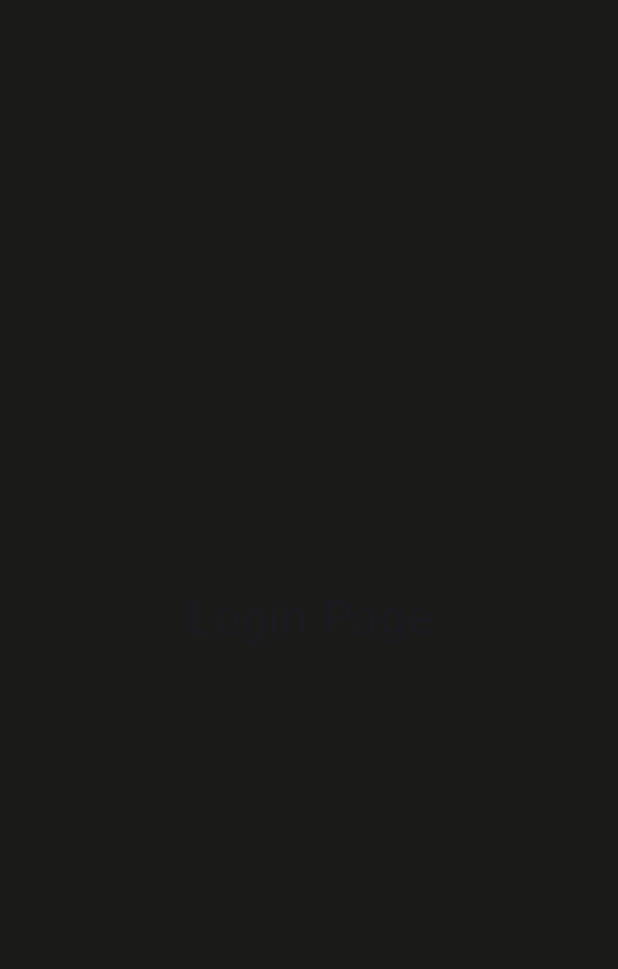
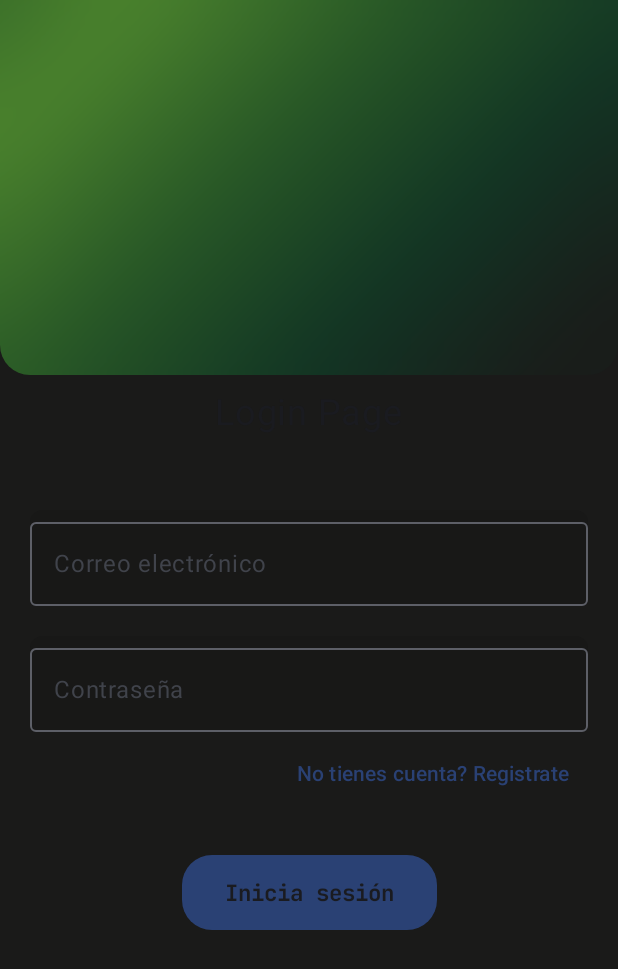
Before and after one commit to sly8057/Mist, an Android app built with Jetpack Compose: the LoginPage screen opened through its navigation route, on a phone screen of 412 x 824 dp. Before the commit the part shown is empty. Shown: the top 969 px of the screen. Run offline under Robolectric (Android 15) with nearby library versions, the phone set to English and light mode, and no system bars.

Commit message:
LoginPage v1 - C#6

```diff
--- a/app/src/main/java/com/example/mist/pages/LoginPage.kt
+++ b/app/src/main/java/com/example/mist/pages/LoginPage.kt
@@ -1,5 +1,11 @@
 package com.example.mist.pages
 
+import androidx.compose.animation.core.LinearEasing
+import androidx.compose.animation.core.RepeatMode
+import androidx.compose.animation.core.animateFloat
+import androidx.compose.animation.core.infiniteRepeatable
+import androidx.compose.animation.core.rememberInfiniteTransition
+import androidx.compose.animation.core.tween
 import androidx.compose.foundation.background
 import androidx.compose.foundation.layout.Arrangement
 import androidx.compose.foundation.layout.Box
@@ -7,9 +13,16 @@ import androidx.compose.foundation.layout.Column
 import androidx.compose.foundation.layout.Row
 import androidx.compose.foundation.layout.Spacer
 import androidx.compose.foundation.layout.fillMaxSize
+import androidx.compose.foundation.layout.fillMaxWidth
 import androidx.compose.foundation.layout.height
+import androidx.compose.foundation.layout.padding
+import androidx.compose.foundation.layout.width
+import androidx.compose.foundation.shape.RoundedCornerShape
 import androidx.compose.material3.Button
+import androidx.compose.material3.ButtonDefaults
+import androidx.compose.material3.MaterialTheme
 import androidx.compose.material3.OutlinedTextField
+import androidx.compose.material3.OutlinedTextFieldDefaults
 import androidx.compose.material3.Text
 import androidx.compose.material3.TextButton
 import androidx.compose.runtime.Composable
@@ -19,10 +32,22 @@ import androidx.compose.runtime.remember
 import androidx.compose.runtime.setValue
 import androidx.compose.ui.Alignment
 import androidx.compose.ui.Modifier
+import androidx.compose.ui.draw.blur
+import androidx.compose.ui.draw.clip
+import androidx.compose.ui.draw.drawWithCache
+import androidx.compose.ui.geometry.Offset
+import androidx.compose.ui.graphics.Brush
+import androidx.compose.ui.graphics.Color
+import androidx.compose.ui.graphics.TileMode
+import androidx.compose.ui.platform.LocalDensity
+import androidx.compose.ui.text.TextStyle
+import androidx.compose.ui.text.font.Font
+import androidx.compose.ui.text.font.FontFamily
 import androidx.compose.ui.unit.dp
 import androidx.compose.ui.unit.sp
 import androidx.navigation.NavController
 import com.example.mist.AuthViewModel
+import com.example.mist.R
 import com.example.mist.ui.theme.*
 
 @Composable
@@ -31,55 +56,123 @@ fun LoginPage(modifier: Modifier = Modifier, navController: NavController, authV
     var email by remember { mutableStateOf("") }
     var password by remember { mutableStateOf("") }
 
+    val infiniteTransition = rememberInfiniteTransition(label = "loginBanner")
+    val targetOffset = with(LocalDensity.current) { 1000.dp.toPx() }
+    val bannerOffset by infiniteTransition.animateFloat(
+        initialValue = 0f,
+        targetValue = targetOffset,
+        animationSpec = infiniteRepeatable(tween(50000, easing = LinearEasing),
+            repeatMode = RepeatMode.Reverse),
+        label = "bannerOffset"
+    )
+
+
     Box(modifier = Modifier
         .fillMaxSize()
-        .background(backgroundColor)) {
+        .background(EeireBlack)) {
 
         Column(
             modifier = modifier.fillMaxSize(),
-            verticalArrangement = Arrangement.Center,
+            verticalArrangement = Arrangement.Top,
             horizontalAlignment = Alignment.CenterHorizontally
         ) {
-
-            Row (
-                modifier = Modifier.fillMaxSize()
-                    .background(EeireBlack)
-                    .height(100.dp),
-                verticalAlignment = Alignment.CenterVertically,
-                horizontalArrangement = Arrangement.Center
-
-            ) {
-
-                Text(text = "Login Page", fontSize = 32.sp)
+            Box(modifier = Modifier
+                .fillMaxWidth()
+                .clip(RoundedCornerShape(bottomEnd = 20.dp, bottomStart = 20.dp))
+            ){
+                Spacer(modifier = Modifier
+                    .height(250.dp)
+                    .fillMaxWidth()
+                    .blur(40.dp)
+                    .drawWithCache {
+                        val brushSize = 400f
+                        val brush = Brush.linearGradient(
+                            colors = mainColorGradient,
+                            start = Offset(bannerOffset, bannerOffset),
+                            end = Offset(bannerOffset + brushSize, bannerOffset + brushSize),
+                            tileMode = TileMode.Mirror
+                        )
+                        onDrawBehind {drawRect(brush)}
+                    }
+                )
             }
 
 
-            Spacer(modifier = Modifier.height(16.dp))
+            /*
+            Row (
+                modifier = Modifier.fillMaxWidth()
+                    .background(backgroundColor)
+                    .height(200.dp),
+                verticalAlignment = Alignment.CenterVertically,
+                horizontalArrangement = Arrangement.Center
+            ) {
+                //Text(text = "Login Page", fontSize = 32.sp)
+            }
+             */
+
+            Row (
+                modifier = Modifier.fillMaxWidth()
+                    .height(50.dp),
+                verticalAlignment = Alignment.CenterVertically,
+                horizontalArrangement = Arrangement.Center
+            ) {
+                Text(text = "Login Page", fontSize = 24.sp)
+            }
+
+            Spacer(modifier = Modifier.height(40.dp))
 
             OutlinedTextField(
+                modifier = Modifier
+                    .fillMaxWidth()
+                    .padding(horizontal = 20.dp)
+                    .background(Night.copy(alpha = 0.1f), shape = RoundedCornerShape(8.dp)),
+                colors = OutlinedTextFieldDefaults.colors(Color.Transparent),
                 value = email,
                 onValueChange = { email = it },
-                label = { Text(text = "Email") }
+                label = { Text(text = "Correo electrónico") }
             )
 
-            Spacer(modifier = Modifier.height(8.dp))
+            Spacer(modifier = Modifier.height(20.dp))
 
             OutlinedTextField(
+                modifier = Modifier
+                    .fillMaxWidth()
+                    .padding(horizontal = 20.dp)
+                    .background(Night.copy(alpha = 0.1f), shape = RoundedCornerShape(8.dp)),
+                colors = OutlinedTextFieldDefaults.colors(Color.Transparent),
                 value = password,
                 onValueChange = { password = it },
-                label = { Text(text = "Password") }
+                label = { Text(text = "Contraseña") }
             )
 
-            Spacer(modifier = Modifier.height(16.dp))
+            Spacer(modifier = Modifier.height(4.dp))
 
-            Button(onClick = { }) {
-                Text(text = "Login")
+            TextButton(onClick = { }, modifier = Modifier.align(Alignment.End).padding(end = 20.dp)) {
+                Text(text = "No tienes cuenta? Registrate")
             }
 
-            Spacer(modifier = Modifier.height(8.dp))
+            Spacer(modifier = Modifier.height(30.dp))
 
-            TextButton(onClick = { }) {
-                Text(text = "No tienes cuenta? Registrate")
+            Button (
+                modifier = Modifier
+                    .width(170.dp)
+                    .height(50.dp),
+                shape = RoundedCornerShape(size = 20.dp),
+                colors = ButtonDefaults.buttonColors(
+                    containerColor = MaterialTheme.colorScheme.primary,
+                    contentColor = MaterialTheme.colorScheme.onBackground
+                ),
+                onClick = { navController.navigate("home") }
+            ) {
+                Text(
+                    text = "Inicia sesión",
+                    // MonoText
+                    style = TextStyle(
+                        fontSize = 15.sp,
+                        fontFamily = FontFamily(Font(R.font.relay_jetbrains_mono_bold)),
+                        // color = MaterialTheme.colorScheme.onBackground,
+                    )
+                )
             }
         }
     }
--- a/app/src/main/java/com/example/mist/pages/StartPage.kt
+++ b/app/src/main/java/com/example/mist/pages/StartPage.kt
@@ -6,7 +6,6 @@ import androidx.compose.foundation.border
 import androidx.compose.foundation.layout.Arrangement
 import androidx.compose.foundation.layout.Box
 import androidx.compose.foundation.layout.Column
-import androidx.compose.foundation.layout.Row
 import androidx.compose.foundation.layout.Spacer
 import androidx.compose.foundation.layout.fillMaxSize
 import androidx.compose.foundation.layout.height
--- a/app/src/main/java/com/example/mist/ui/theme/Color.kt
+++ b/app/src/main/java/com/example/mist/ui/theme/Color.kt
@@ -19,9 +19,7 @@ val DarkGreen = Color(0xFF123524)
 val EeireBlack = Color(0xFF1A1A19)
 val Night = Color(0xFF0D0D0D)
 
-val backgroundColor = Brush.verticalGradient(colorStops = arrayOf(
-    0.0f to HunterGreen,
-    //0.75f to EeireBlack,
-    0.75f to Night,
-    //1f to Color.Black
-))
+val colorStopsGradient = arrayOf(0.0f to HunterGreen, 0.75f to Night)
+val mainColorGradient = listOf(ForestGreen, HunterGreen, DarkGreen, EeireBlack)
+
+val backgroundColor = Brush.verticalGradient(colorStops = colorStopsGradient)
```
